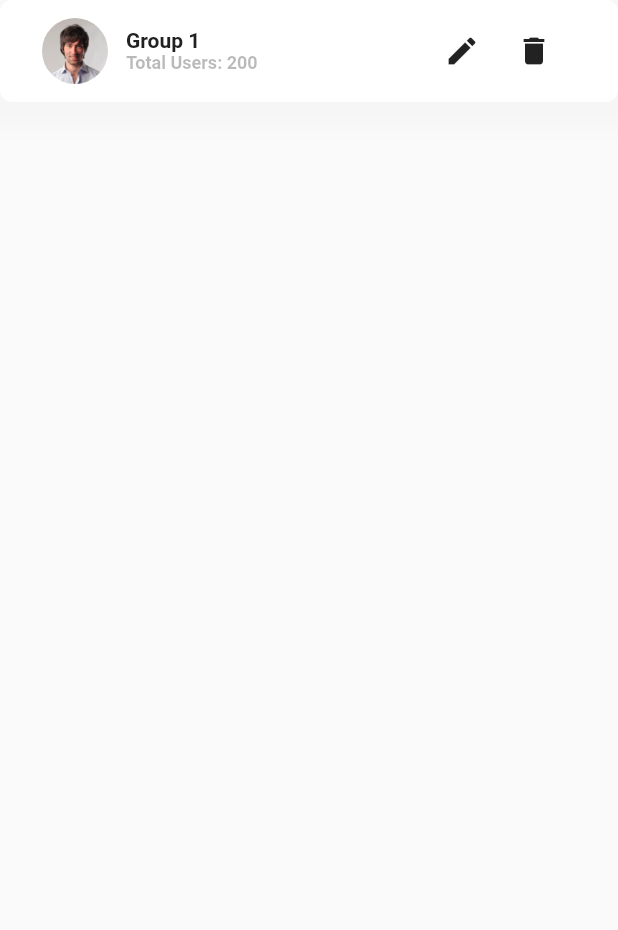
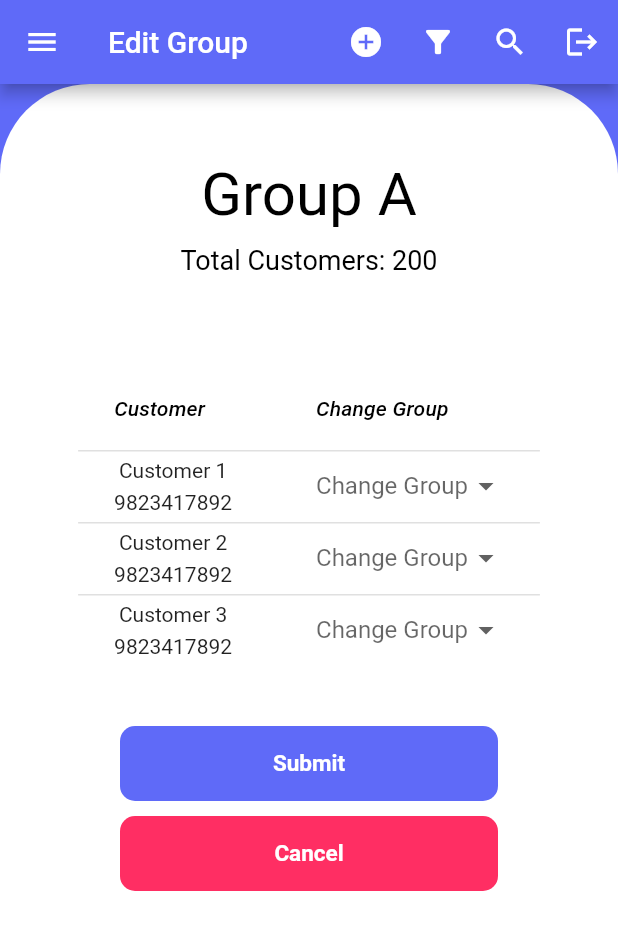
Before and after one commit to frozenparadox99/waterkard-ui, a Flutter app: the GroupCard widget shown alone on an empty page, opened directly, after a tap on the "edit" icon, on a phone screen of 412 x 824 dp. Shown: the top 930 px of the screen. Run offline on Flutter 3.47's test engine with Material 2 defaults, Android fonts, the phone set to English and light mode, and no system bars; our stand-ins replace dropdown_formfield, firebase_auth, firebase_core, introduction_screen, pinput; missing offline and left inert: card_settings; accounts and stored records are empty.

Commit message:
added: edit group screen

```diff
--- a/lib/ui/pages/add_new_group_pages/edit_group.dart
+++ b/lib/ui/pages/add_new_group_pages/edit_group.dart
@@ -0,0 +1,272 @@
+import 'package:flutter/material.dart';
+import 'package:firebase_auth/firebase_auth.dart';
+import 'package:waterkard/ui/pages/add_new_group_pages/list_groups.dart';
+
+import 'package:waterkard/ui/pages/vendor_login_page.dart';
+import 'package:waterkard/ui/widgets/Sidebar.dart';
+
+
+class EditGroup extends StatefulWidget {
+  const EditGroup({Key key}) : super(key: key);
+
+  @override
+  _EditGroupState createState() => _EditGroupState();
+}
+
+class _EditGroupState extends State<EditGroup> {
+
+  String uid;
+
+  String val1,val2,val3;
+
+  List<String> availableGroups = [
+    "Group 3", "Group 4", "Group 5"
+  ];
+
+  void initState() {
+    // TODO: implement initState
+    super.initState();
+    uid = FirebaseAuth.instance.currentUser.uid;
+  }
+  @override
+  Widget build(BuildContext context) {
+    return  Scaffold(
+      drawer: Sidebar(),
+      appBar: AppBar(
+        title: Text('Edit Group'),
+        actions: [
+          IconButton(
+            icon: Icon(Icons.add_circle),
+            onPressed: ()  {},
+          ),
+          IconButton(
+            icon: Icon(Icons.filter_alt),
+            onPressed: ()  {},
+          ),
+          IconButton(
+            icon: Icon(Icons.search),
+            onPressed: ()  {},
+          ),
+          IconButton(
+            icon: Icon(Icons.logout),
+            onPressed: () async {
+              await FirebaseAuth.instance.signOut();
+              Navigator.pushReplacement(
+                  context, MaterialPageRoute(builder: (context) => VendorLoginPage()));
+            },
+          )
+        ],
+      ),
+      body: Container(
+        width: double.infinity,
+        decoration: BoxDecoration(
+
+          color: Color(0xFF5F6AF8),
+        ),
+        child: Column(
+          children: <Widget>[
+
+            Expanded(child: SafeArea(
+              child: SingleChildScrollView(
+                physics: BouncingScrollPhysics(),
+                child: Container(
+                  decoration: BoxDecoration(
+                      color: Colors.white,
+                      borderRadius: BorderRadius.only(
+                        topLeft: Radius.circular(60),
+                        topRight: Radius.circular(60),
+                      )
+                  ),
+                  child: Padding(
+                    padding: EdgeInsets.all(30),
+                    child: Column(
+                      children: <Widget>[
+                        // SizedBox(height: 80,),
+                        Padding(
+                          padding: EdgeInsets.all(20),
+                          child: Column(
+                            crossAxisAlignment: CrossAxisAlignment.start,
+                            children: <Widget>[
+                              Center(
+                                child: Text("Group A", style: TextStyle(color: Colors.black, fontSize: 40),),
+                              ),
+                              SizedBox(height: 10,),
+                              Center(
+                                child: Text("Total Customers: 200", style: TextStyle(color: Colors.black, fontSize: 18),),
+                              )
+                            ],
+                          ),
+                        ),
+                        SizedBox(height: 40,),
+                        Container(
+                          decoration: BoxDecoration(
+                              color: Colors.white,
+                              borderRadius: BorderRadius.circular(10)
+                          ),
+                          child: Column(
+                            children: <Widget>[
+                              SingleChildScrollView(
+                                scrollDirection: Axis.horizontal,
+                                child: DataTable(
+                                  columns: <DataColumn>[
+                                    DataColumn(
+                                      label: Text(
+                                        'Customer',
+                                        style: TextStyle(fontStyle: FontStyle.italic),
+                                      ),
+                                    ),
+                                    DataColumn(
+                                      label: Text(
+                                        'Change Group',
+                                        style: TextStyle(fontStyle: FontStyle.italic),
+                                      ),
+                                    ),
+                                  ],
+                                  rows:  <DataRow>[
+                                    DataRow(
+                                      cells: <DataCell>[
+                                        DataCell(Column(
+                                          mainAxisAlignment: MainAxisAlignment.spaceEvenly,
+                                          children: [
+
+                                            Text('Customer 1'),
+                                            Text('9823417892'),
+                                          ],
+                                        )),
+
+                                        DataCell(DropdownButton(
+                                          hint: Text("Change Group"),
+                                          value: val1,
+                                          onChanged: (newVal){
+                                            setState(() {
+                                              val1 = newVal;
+                                            });
+                                          },
+                                          items: availableGroups.map((e) => DropdownMenuItem(
+                                            value: e,
+                                            child: Text(e),
+                                          )).toList(),
+                                        )),
+                                      ],
+                                    ),
+                                    DataRow(
+                                      cells: <DataCell>[
+                                        DataCell(Column(
+                                          mainAxisAlignment: MainAxisAlignment.spaceEvenly,
+                                          children: [
+
+                                            Text('Customer 2'),
+                                            Text('9823417892'),
+                                          ],
+                                        )),
+
+                                        DataCell(DropdownButton(
+                                          hint: Text("Change Group"),
+                                          value: val2,
+                                          onChanged: (newVal){
+                                            setState(() {
+                                              val2 = newVal;
+                                            });
+                                          },
+                                          items: availableGroups.map((e) => DropdownMenuItem(
+                                            value: e,
+                                            child: Text(e),
+                                          )).toList(),
+                                        )),
+                                      ],
+                                    ),
+                                    DataRow(
+                                      cells: <DataCell>[
+                                        DataCell(Column(
+                                          mainAxisAlignment: MainAxisAlignment.spaceEvenly,
+                                          children: [
+
+                                            Text('Customer 3'),
+                                            Text('9823417892'),
+                                          ],
+                                        )),
+
+                                        DataCell(DropdownButton(
+                                          hint: Text("Change Group"),
+                                          value: val3,
+                                          onChanged: (newVal){
+                                            setState(() {
+                                              val3 = newVal;
+                                            });
+                                          },
+                                          items: availableGroups.map((e) => DropdownMenuItem(
+                                            value: e,
+                                            child: Text(e),
+                                          )).toList(),
+                                        )),
+                                      ],
+                                    ),
+                                  ],
+                                ),
+                              ),
+
+
+
+                            ],
+                          ),
+                        ),
+                        SizedBox(height: 40,),
+
+                        Container(
+                          height: 50,
+                          margin: EdgeInsets.symmetric(horizontal: 50),
+                          decoration: BoxDecoration(
+                            color: Color(0xFF5F6AF8),
+                            borderRadius: BorderRadius.circular(10),
+                          ),
+                          child: Center(
+                            child: Text("Submit",style: TextStyle(
+                                color: Colors.white,
+                                fontSize: 15,
+                                fontWeight: FontWeight.bold
+                            ),),
+                          ),
+                        ),
+                        SizedBox(height: 10,),
+                        InkWell(
+                          onTap: (){
+                            Navigator.pushReplacement(
+                                context, MaterialPageRoute(builder: (context) => ListGroups()));
+                          },
+                          child: Container(
+                            height: 50,
+                            margin: EdgeInsets.symmetric(horizontal: 50),
+                            decoration: BoxDecoration(
+                              color: Color(0xffFF2E63),
+                              borderRadius: BorderRadius.circular(10),
+                            ),
+                            child: Center(
+                              child: Text("Cancel",style: TextStyle(
+                                  color: Colors.white,
+                                  fontSize: 15,
+                                  fontWeight: FontWeight.bold
+                              ),),
+                            ),
+                          ),
+                        ),
+
+                        SizedBox(height: 40,),
+                        SizedBox(height: 40,),
+                        SizedBox(height: 40,),
+                        SizedBox(height: 40,),
+                        SizedBox(height: 40,),
+                        SizedBox(height: 40,),
+                        SizedBox(height: 40,),
+                        SizedBox(height: 40,),
+                      ],
+                    ),
+                  ),
+                ),
+              ),
+            ))
+          ],
+        ),
+      ),
+    );
+  }
+}
--- a/lib/ui/pages/add_new_group_pages/list_groups.dart
+++ b/lib/ui/pages/add_new_group_pages/list_groups.dart
@@ -1,6 +1,7 @@
 import 'package:flutter/material.dart';
 import 'package:firebase_auth/firebase_auth.dart';
 import 'package:waterkard/ui/pages/add_new_group_pages/add_group.dart';
+import 'package:waterkard/ui/pages/add_new_group_pages/edit_group.dart';
 import 'package:waterkard/ui/widgets/Sidebar.dart';
 
 import '../vendor_login_page.dart';
@@ -385,7 +386,8 @@ class GroupCard extends StatelessWidget {
                 icon: const Icon(Icons.edit),
                 tooltip: 'Edit',
                 onPressed: () {
-                  print("Pressed");
+                  Navigator.pushReplacement(
+                      context, MaterialPageRoute(builder: (context) => EditGroup()));
                 },
               ),
 
```
